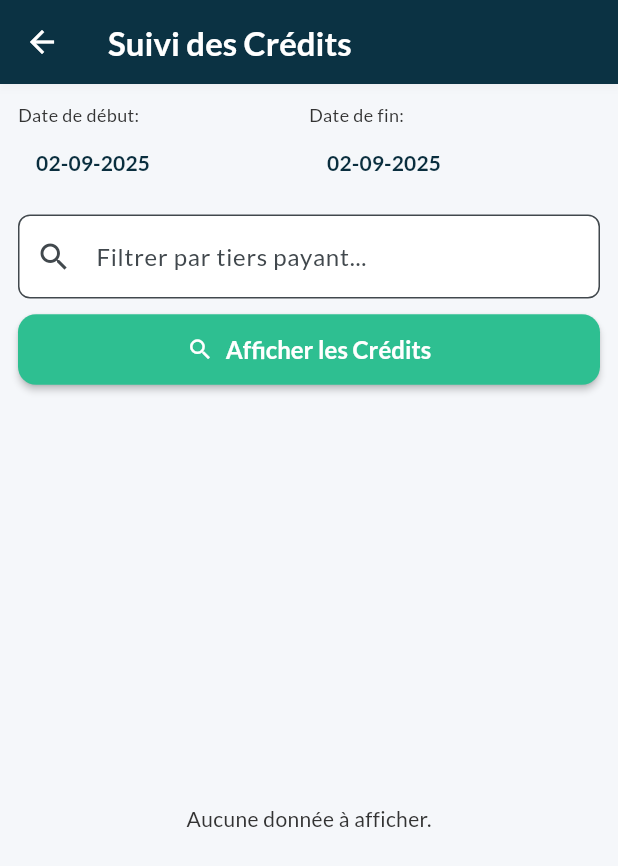
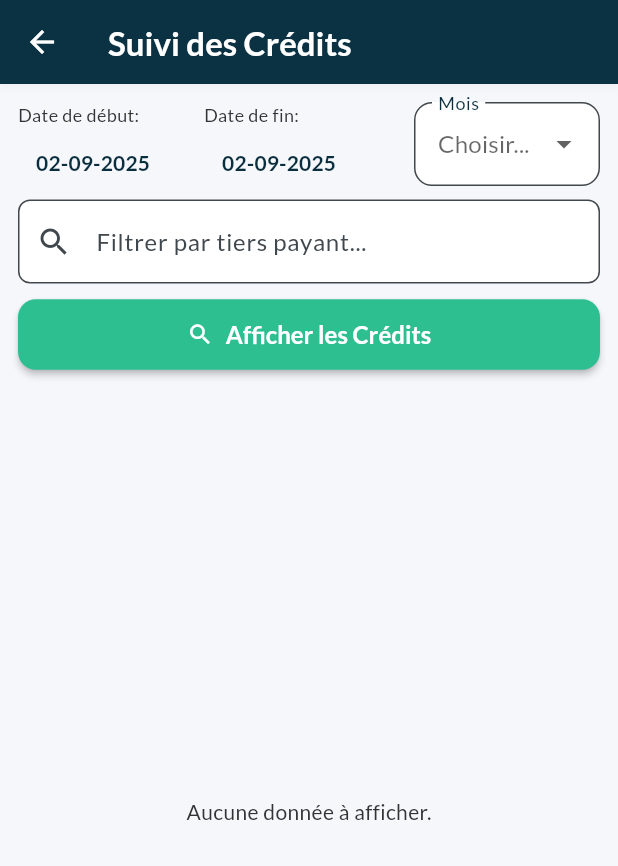
Before and after one commit to airm5500/prestige_app, a Flutter app: the SuiviCreditScreen screen opened directly, on a phone screen of 412 x 824 dp. Shown: the top 866 px of the screen. Run offline on Flutter 3.47's test engine with Material 3 defaults, Android fonts, the phone set to English and light mode, and no system bars; our stand-ins replace csv, fl_chart, fluttertoast, google_fonts, pdf, printing and 2 more; accounts and stored records are empty; network calls fail.

Commit message:
Maj rapport activite et suivi credit

```diff
--- a/lib/screens/suivi_credit_screen.dart
+++ b/lib/screens/suivi_credit_screen.dart
@@ -21,6 +21,7 @@ class _SuiviCreditScreenState extends State<SuiviCreditScreen> with BaseScreenLo
   DateTime _startDate = DateFormatter.getDefaultStartDate();
   DateTime _endDate = DateFormatter.getDefaultEndDate();
   final TextEditingController _searchController = TextEditingController();
+  int? _selectedMonth;
 
   @override
   void initState() {
@@ -43,15 +44,13 @@ class _SuiviCreditScreenState extends State<SuiviCreditScreen> with BaseScreenLo
     final queryParams = {
       'dtStart': DateFormatter.toApiFormat(_startDate),
       'dtEnd': DateFormatter.toApiFormat(_endDate),
-      // Le filtre par 'query' est maintenant géré localement pour plus de souplesse
     };
 
-    //final data = await apiGet(AppConstants.suiviCreditEndpoint, queryParams: queryParams, apiContext: ApiContext.prestige);
     final data = await apiGet(AppConstants.suiviCreditEndpoint, queryParams: queryParams);
     if (mounted && data is Map<String, dynamic> && data['data'] is List) {
       setState(() {
         _dataList = (data['data'] as List).map((item) => SuiviCredit.fromJson(item)).toList();
-        _filterLocally(); // Appliquer le filtre initial
+        _filterLocally();
       });
     }
   }
@@ -82,12 +81,15 @@ class _SuiviCreditScreenState extends State<SuiviCreditScreen> with BaseScreenLo
           _endDate = picked;
           if (_startDate.isAfter(_endDate)) _startDate = _endDate;
         }
+        _selectedMonth = null;
       });
     }
   }
 
   Widget _buildDatePicker(BuildContext context) {
-    return Row(
+    return Column(
+      children: [
+        Row(
           mainAxisAlignment: MainAxisAlignment.spaceAround,
           children: <Widget>[
             Expanded(
@@ -109,6 +111,36 @@ class _SuiviCreditScreenState extends State<SuiviCreditScreen> with BaseScreenLo
               ),
             ),
           ],
+        ),
+      ],
+    );
+  }
+
+  Widget _buildMonthPicker() {
+    final now = DateTime.now();
+    final months = List.generate(now.month, (index) => index + 1);
+
+    return DropdownButtonFormField<int>(
+      decoration: const InputDecoration(labelText: 'Mois'),
+      value: _selectedMonth,
+      hint: const Text('Choisir...'),
+      items: months.map((month) {
+        return DropdownMenuItem<int>(
+          value: month,
+          child: Text(DateFormat.MMMM('fr_FR').format(DateTime(now.year, month))),
+        );
+      }).toList(),
+      onChanged: (value) {
+        if (value != null) {
+          setState(() {
+            _selectedMonth = value;
+            final year = now.year;
+            _startDate = DateTime(year, value, 1);
+            _endDate = DateTime(year, value + 1, 0);
+          });
+          _loadData();
+        }
+      },
     );
   }
 
@@ -126,8 +158,14 @@ class _SuiviCreditScreenState extends State<SuiviCreditScreen> with BaseScreenLo
             padding: const EdgeInsets.all(12.0),
             child: Column(
               children: [
-                _buildDatePicker(context),
-                const SizedBox(height: 10),
+                Row(
+                  crossAxisAlignment: CrossAxisAlignment.start,
+                  children: [
+                    Expanded(flex: 2, child: _buildDatePicker(context)),
+                    const SizedBox(width: 16),
+                    Expanded(flex: 1, child: _buildMonthPicker()),
+                  ],
+                ),
                 TextField(
                   controller: _searchController,
                   decoration: InputDecoration(
@@ -169,7 +207,6 @@ class _SuiviCreditScreenState extends State<SuiviCreditScreen> with BaseScreenLo
           else if (_filteredDataList.isEmpty)
               Expanded(child: Center(child: Text(_dataList.isNotEmpty ? 'Aucun résultat pour votre filtre.' : 'Aucune donnée à afficher.')))
             else
-            // CORRECTION: Remplacement du DataTable par une ListView de Cards
               Expanded(
                 child: RefreshIndicator(
                   onRefresh: _loadData,
@@ -212,7 +249,6 @@ class _SuiviCreditScreenState extends State<SuiviCreditScreen> with BaseScreenLo
     );
   }
 
-  // Widget helper pour afficher une ligne de détail
   Widget _buildDetailRow(String label, String value, {bool highlight = false}) {
     return Padding(
       padding: const EdgeInsets.symmetric(vertical: 2.0),
```
Also changed, not shown: lib/screens/rapport_activite_screen.dart (+43 -5 lines). Lines whose indentation alone changed are shown as unchanged.
